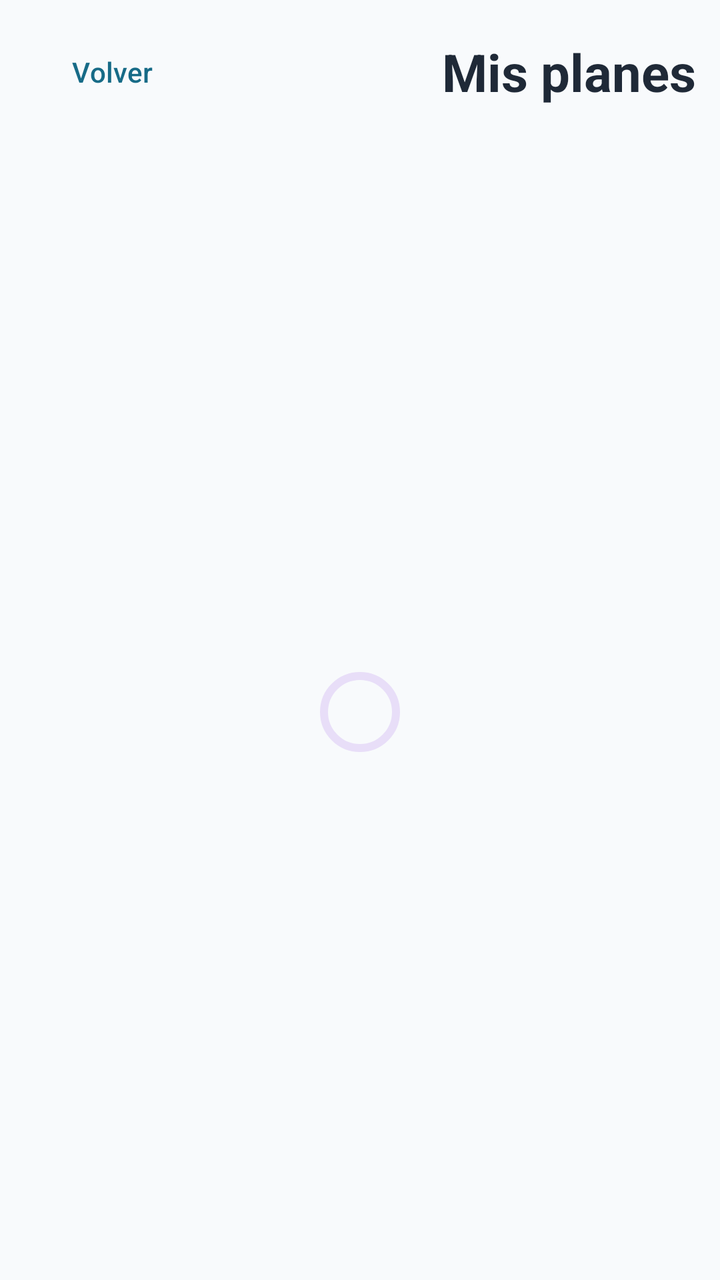
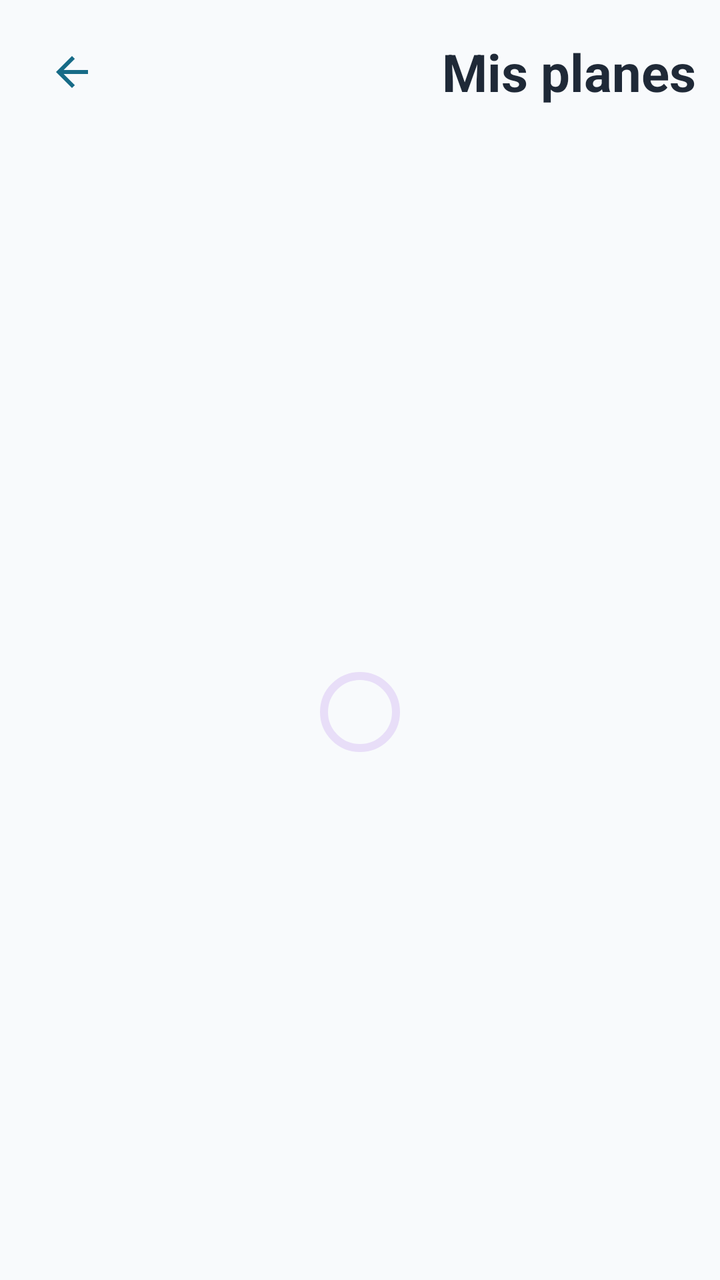

Compare the two renders of this Android layout. The source of the first and the diff that turns it into the second are given below.
<!-- AndroidManifest.xml: application theme Theme.PlanGo -->
<!-- res/layout/activity_mis_planes.xml -->
<?xml version="1.0" encoding="utf-8"?>
<androidx.constraintlayout.widget.ConstraintLayout xmlns:android="http://schemas.android.com/apk/res/android"
    xmlns:app="http://schemas.android.com/apk/res-auto"
    xmlns:tools="http://schemas.android.com/tools"
    android:id="@+id/myPlansRoot"
    android:layout_width="match_parent"
    android:layout_height="match_parent"
    android:background="@color/plango_background">

    <LinearLayout
        android:id="@+id/myPlansHeader"
        android:layout_width="0dp"
        android:layout_height="wrap_content"
        android:gravity="center_vertical"
        android:orientation="horizontal"
        android:padding="12dp"
        app:layout_constraintEnd_toEndOf="parent"
        app:layout_constraintStart_toStartOf="parent"
        app:layout_constraintTop_toTopOf="parent">

        <com.google.android.material.button.MaterialButton
            android:id="@+id/buttonBackFromPlans"
            style="@style/Widget.Material3.Button.TextButton"
            android:layout_width="wrap_content"
            android:layout_height="wrap_content"
            android:text="@string/back"
            android:textColor="@color/plango_primary" />

        <TextView
            android:layout_width="0dp"
            android:layout_height="wrap_content"
            android:layout_marginStart="8dp"
            android:layout_weight="1"
            android:gravity="end"
            android:text="@string/my_plans_title"
            android:textColor="@color/plango_text"
            android:textSize="26sp"
            android:textStyle="bold" />
    </LinearLayout>

    <FrameLayout
        android:layout_width="0dp"
        android:layout_height="0dp"
        app:layout_constraintBottom_toBottomOf="parent"
        app:layout_constraintEnd_toEndOf="parent"
        app:layout_constraintStart_toStartOf="parent"
        app:layout_constraintTop_toBottomOf="@id/myPlansHeader">

        <androidx.recyclerview.widget.RecyclerView
            android:id="@+id/recyclerMyPlans"
            android:layout_width="match_parent"
            android:layout_height="match_parent"
            android:clipToPadding="false"
            android:paddingHorizontal="16dp"
            android:paddingBottom="20dp"
            android:visibility="gone"
            tools:listitem="@layout/item_evento" />

        <com.google.android.material.progressindicator.CircularProgressIndicator
            android:id="@+id/progressMyPlans"
            android:layout_width="wrap_content"
            android:layout_height="wrap_content"
            android:layout_gravity="center"
            android:contentDescription="@string/favorites_loading"
            app:indicatorColor="@color/plango_primary" />

        <LinearLayout
            android:id="@+id/layoutMyPlansState"
            android:layout_width="match_parent"
            android:layout_height="wrap_content"
            android:layout_gravity="center"
            android:gravity="center"
            android:orientation="vertical"
            android:padding="32dp"
            android:visibility="gone">

            <TextView
                android:id="@+id/textMyPlansState"
                android:layout_width="match_parent"
                android:layout_height="wrap_content"
                android:gravity="center"
                android:textColor="@color/plango_text"
                android:textSize="16sp" />
        </LinearLayout>
    </FrameLayout>
</androidx.constraintlayout.widget.ConstraintLayout>
<!-- res/layout/item_evento.xml (included above) -->
<?xml version="1.0" encoding="utf-8"?>
<com.google.android.material.card.MaterialCardView xmlns:android="http://schemas.android.com/apk/res/android"
    xmlns:app="http://schemas.android.com/apk/res-auto"
    android:layout_width="match_parent"
    android:layout_height="wrap_content"
    android:layout_marginTop="6dp"
    android:layout_marginBottom="6dp"
    android:clickable="true"
    android:focusable="true"
    android:foreground="?attr/selectableItemBackground"
    app:cardBackgroundColor="@color/white"
    app:cardCornerRadius="18dp"
    app:cardElevation="1dp"
    app:strokeColor="@color/plango_card_stroke"
    app:strokeWidth="1dp">

    <LinearLayout
        android:layout_width="match_parent"
        android:layout_height="wrap_content"
        android:orientation="vertical"
        android:padding="18dp">

        <LinearLayout
            android:layout_width="match_parent"
            android:layout_height="wrap_content"
            android:gravity="center_vertical"
            android:orientation="horizontal">

            <TextView
                android:id="@+id/textEventTitle"
                android:layout_width="0dp"
                android:layout_height="wrap_content"
                android:layout_weight="1"
                android:textColor="@color/plango_text"
                android:textSize="18sp"
                android:textStyle="bold" />

            <com.google.android.material.button.MaterialButton
                android:id="@+id/buttonReminder"
                style="@style/Widget.Material3.Button.IconButton"
                android:layout_width="48dp"
                android:layout_height="48dp"
                android:layout_marginStart="4dp"
                android:visibility="gone"
                app:icon="@drawable/ic_notifications_24"
                app:iconTint="@color/plango_text_secondary" />

            <com.google.android.material.button.MaterialButton
                android:id="@+id/buttonFavorite"
                style="@style/Widget.Material3.Button.IconButton"
                android:layout_width="48dp"
                android:layout_height="48dp"
                android:layout_marginStart="8dp"
                android:visibility="gone"
                app:icon="@drawable/ic_favorite_border_24"
                app:iconTint="@color/plango_coral" />

        </LinearLayout>

        <TextView
            android:id="@+id/textEventDate"
            android:layout_width="match_parent"
            android:layout_height="wrap_content"
            android:layout_marginTop="10dp"
            android:textColor="@color/plango_primary"
            android:textSize="15sp" />

        <TextView
            android:id="@+id/textEventDistrict"
            android:layout_width="match_parent"
            android:layout_height="wrap_content"
            android:layout_marginTop="5dp"
            android:textColor="@color/plango_text_secondary"
            android:textSize="14sp" />

        <TextView
            android:id="@+id/textEventSchedule"
            android:layout_width="match_parent"
            android:layout_height="wrap_content"
            android:layout_marginTop="5dp"
            android:maxLines="3"
            android:ellipsize="end"
            android:textColor="@color/plango_text_secondary"
            android:textSize="13sp"
            android:visibility="gone" />

        <TextView
            android:id="@+id/textEventCategories"
            android:layout_width="match_parent"
            android:layout_height="wrap_content"
            android:layout_marginTop="5dp"
            android:maxLines="2"
            android:ellipsize="end"
            android:textColor="@color/plango_primary"
            android:textSize="13sp"
            android:visibility="gone" />

        <TextView
            android:id="@+id/textEventPriceInfo"
            android:layout_width="match_parent"
            android:layout_height="wrap_content"
            android:layout_marginTop="5dp"
            android:maxLines="2"
            android:ellipsize="end"
            android:textColor="@color/plango_text_secondary"
            android:textSize="13sp"
            android:visibility="gone" />

        <TextView
            android:id="@+id/textEventSource"
            android:layout_width="match_parent"
            android:layout_height="wrap_content"
            android:layout_marginTop="7dp"
            android:maxLines="2"
            android:text="@string/tourism_attribution"
            android:textColor="@color/plango_text_secondary"
            android:textSize="11sp"
            android:visibility="gone" />

        <TextView
            android:id="@+id/textOngoingBadge"
            android:layout_width="wrap_content"
            android:layout_height="wrap_content"
            android:layout_marginTop="6dp"
            android:background="@drawable/background_ongoing_badge"
            android:paddingHorizontal="9dp"
            android:paddingVertical="3dp"
            android:text="@string/event_ongoing"
            android:textColor="@color/plango_primary_dark"
            android:textSize="11sp"
            android:textStyle="bold"
            android:visibility="gone" />

        <TextView
            android:id="@+id/textFreeBadge"
            android:layout_width="wrap_content"
            android:layout_height="wrap_content"
            android:layout_marginTop="12dp"
            android:background="@drawable/background_free_badge"
            android:paddingStart="10dp"
            android:paddingTop="4dp"
            android:paddingEnd="10dp"
            android:paddingBottom="4dp"
            android:text="@string/free"
            android:textColor="@color/plango_text"
            android:textSize="13sp"
            android:textStyle="bold"
            android:visibility="gone" />

        <TextView
            android:id="@+id/textFinishedBadge"
            android:layout_width="wrap_content"
            android:layout_height="wrap_content"
            android:layout_marginTop="8dp"
            android:background="@drawable/background_finished_badge"
            android:paddingHorizontal="10dp"
            android:paddingVertical="4dp"
            android:text="@string/event_finished"
            android:textColor="@color/plango_text_secondary"
            android:textSize="12sp"
            android:textStyle="bold"
            android:visibility="gone" />

    </LinearLayout>

</com.google.android.material.card.MaterialCardView>
<!-- resources referenced by this layout -->
<resources>
  <color name="plango_background">#F8FAFC</color>
  <color name="plango_card_stroke">#DCE4EA</color>
  <color name="plango_coral">#FF8066</color>
  <color name="plango_primary">#176B87</color>
  <color name="plango_primary_dark">#0F4C5C</color>
  <color name="plango_text">#1F2937</color>
  <color name="plango_text_secondary">#5F6B7A</color>
  <color name="white">#FFFFFFFF</color>
  <!-- drawable background_finished_badge (drawable) -->
  <?xml version="1.0" encoding="utf-8"?>
  <shape xmlns:android="http://schemas.android.com/apk/res/android" android:shape="rectangle">
      <solid android:color="#FFE8EDF1" />
      <corners android:radius="12dp" />
  </shape>
  <!-- drawable background_free_badge (drawable) -->
  <?xml version="1.0" encoding="utf-8"?>
  <shape xmlns:android="http://schemas.android.com/apk/res/android"
      android:shape="rectangle">
      <solid android:color="@color/plango_turquoise" />
      <corners android:radius="12dp" />
  </shape>
  <!-- drawable background_ongoing_badge (drawable) -->
  <?xml version="1.0" encoding="utf-8"?>
  <shape xmlns:android="http://schemas.android.com/apk/res/android"
      android:shape="rectangle">
      <solid android:color="#3364CCC5" />
      <corners android:radius="12dp" />
  </shape>
  <!-- drawable ic_favorite_border_24 (drawable) -->
  <vector xmlns:android="http://schemas.android.com/apk/res/android"
      android:width="24dp" android:height="24dp"
      android:viewportWidth="24" android:viewportHeight="24">
      <path android:fillColor="@color/plango_coral"
          android:pathData="M16.5,3c-1.74,0 -3.41,0.81 -4.5,2.09C10.91,3.81 9.24,3 7.5,3 4.42,3 2,5.42 2,8.5c0,3.76 3.4,6.86 8.55,11.54L12,21.35l1.45,-1.32C18.6,15.36 22,12.26 22,8.5 22,5.42 19.58,3 16.5,3zM12.1,18.55l-0.1,0.1 -0.1,-0.1C7.14,14.24 4,11.39 4,8.5 4,6.5 5.5,5 7.5,5c1.54,0 3.04,0.99 3.57,2.36h1.87C13.46,5.99 14.96,5 16.5,5c2,0 3.5,1.5 3.5,3.5 0,2.89 -3.14,5.74 -7.9,10.05z" />
  </vector>
  <!-- drawable ic_notifications_24 (drawable) -->
  <vector xmlns:android="http://schemas.android.com/apk/res/android"
      android:width="24dp"
      android:height="24dp"
      android:viewportWidth="24"
      android:viewportHeight="24">
      <path
          android:fillColor="#FFFFFFFF"
          android:pathData="M12,22a2.01,2.01 0,0 0,2 -2h-4a2.01,2.01 0,0 0,2 2zM18,16v-5c0,-3.07 -1.63,-5.64 -4.5,-6.32V4a1.5,1.5 0,0 0,-3 0v0.68C7.64,5.36 6,7.92 6,11v5l-2,2v1h16v-1z" />
  </vector>
  <string name="back">Volver</string>
  <string name="event_finished">Finalizado</string>
  <string name="event_ongoing">En curso</string>
  <string name="favorites_loading">Cargando tus planes</string>
  <string name="free">Gratis</string>
  <string name="my_plans_title">Mis planes</string>
  <string name="tourism_attribution">Origen de los datos: Ayuntamiento de Madrid / Madrid Destino</string>
  <style name="Theme.PlanGo" parent="Base.Theme.PlanGo" />
  <color name="plango_turquoise">#64CCC5</color>
  <!-- unchanged entries left out for length: 1 -->
</resources>

<!-- the commit's change to res/layout/activity_mis_planes.xml (unified diff, before → after) -->
@@ -18,13 +18,14 @@
         app:layout_constraintStart_toStartOf="parent"
         app:layout_constraintTop_toTopOf="parent">
 
-        <com.google.android.material.button.MaterialButton
+        <androidx.appcompat.widget.AppCompatImageButton
             android:id="@+id/buttonBackFromPlans"
-            style="@style/Widget.Material3.Button.TextButton"
-            android:layout_width="wrap_content"
-            android:layout_height="wrap_content"
-            android:text="@string/back"
-            android:textColor="@color/plango_primary" />
+            android:layout_width="48dp"
+            android:layout_height="48dp"
+            android:background="?attr/selectableItemBackgroundBorderless"
+            android:contentDescription="@string/back"
+            android:padding="12dp"
+            app:srcCompat="@drawable/ic_arrow_back" />
 
         <TextView
             android:layout_width="0dp"
<!-- resource entries referenced after the edit -->
@@ -28,6 +28,17 @@
       <solid android:color="#3364CCC5" />
       <corners android:radius="12dp" />
   </shape>
+  <!-- drawable ic_arrow_back (drawable) -->
+  <?xml version="1.0" encoding="utf-8"?>
+  <vector xmlns:android="http://schemas.android.com/apk/res/android"
+      android:width="24dp"
+      android:height="24dp"
+      android:viewportWidth="24"
+      android:viewportHeight="24">
+      <path
+          android:fillColor="@color/plango_primary"
+          android:pathData="M20,11H7.83l5.59,-5.59L12,4l-8,8 8,8 1.42,-1.41L7.83,13H20v-2z" />
+  </vector>
   <!-- drawable ic_favorite_border_24 (drawable) -->
   <vector xmlns:android="http://schemas.android.com/apk/res/android"
       android:width="24dp" android:height="24dp"
